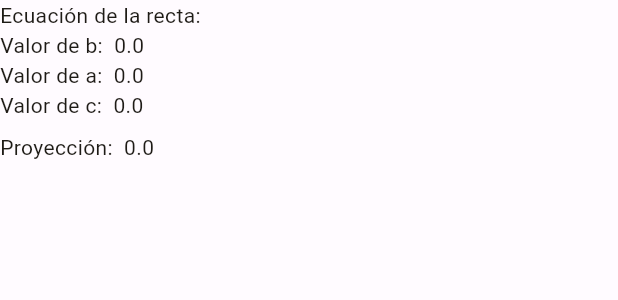
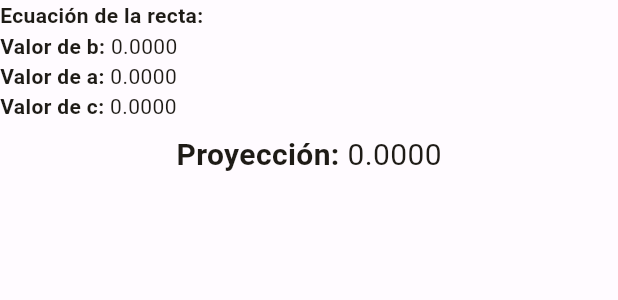
Before and after one commit to DataBase18/Estadistica-II-PF, a Flutter app: the ResultData widget shown alone on an empty page, opened directly with empty values, on a phone screen of 412 x 824 dp. Shown: the top 300 px of the screen. Run offline on Flutter 3.47's test engine with Material 3 defaults, Android fonts, the light colour scheme and no system bars; our stand-ins replace file_picker, fl_chart, flutter_svg, lottie, sqflite; missing offline and left inert: awesome_icons, dart:ffi, excel; accounts and stored records are empty.

Commit message:
Se agrega un nuevo diseño de la poryectoccion y se agrega el calculo de R

```diff
--- a/lib/GlobalConstants.dart
+++ b/lib/GlobalConstants.dart
@@ -14,6 +14,15 @@ class GlobalConstants {
   static String addValueTextButton = "Agregar";
   static String invalidValueError ="Debes de ingresar un dato";
 
+  static String perfectNegativeCorrelation ="Correlación negativa perfecta";
+  static String perfectPositiveCorrelation ="Correlación positiva perfecta";
+  static String intenseNegativeCorrelation ="Correlación negativa intensa";
+  static String intensePositiveCorrelation ="Correlación positiva intensa";
+  static String mediumNegativeCorrelation ="Correlación negativa media";
+  static String mediumPositiveCorrelation ="Correlación positiva media";
+  static String weakNegativeCorrelation ="Correlación negativa debil";
+  static String weakPositiveCorrelation ="Correlación positiva debil";
+  static String zeroCorrelation ="Correlación cero";
 
   static List<List<double>> normalTable = [
     [-1, 0, 0.01,0.02,0.03,0.04,0.05,0.06,0.07,0.08,0.09],
--- a/lib/screens/statistics/MMC/data/MMCConstants.dart
+++ b/lib/screens/statistics/MMC/data/MMCConstants.dart
@@ -25,4 +25,5 @@ class MMCConstants{
   static String cResultText="Valor de c: ";
 
   static String fileToProcess="Archivo a procesar";
+  static String typeCorrelationText ="Tipo de correlación: ";
 }
--- a/lib/screens/statistics/MMC/ui/MMCEvent.dart
+++ b/lib/screens/statistics/MMC/ui/MMCEvent.dart
@@ -25,6 +25,8 @@ class SetDataResults extends ViewEvent {
   String yEquation;
   List<LineChartBarData> points;
   List<FlSpot> pointsToDrawRect;
+  String typeCorrelation ;
+  double r ;
   SetDataResults(this.data, {
     required this.b,
     required this.a,
@@ -32,7 +34,9 @@ class SetDataResults extends ViewEvent {
     required this.y,
     required this.yEquation,
     required this.points,
-    required this.pointsToDrawRect
+    required this.pointsToDrawRect,
+    required this.r,
+    required this.typeCorrelation
   }):super("SetDataResults");
 }
 
--- a/lib/screens/statistics/MMC/ui/MMCState.dart
+++ b/lib/screens/statistics/MMC/ui/MMCState.dart
@@ -18,4 +18,6 @@ class MMCState {
   String equation = "";
   List<LineChartBarData> points = [];
   List<FlSpot> pointsToLine=[];
+  String typeCorrelation = "";
+  double r  =0;
  }
--- a/lib/screens/statistics/MMC/ui/MMCWidgets.dart
+++ b/lib/screens/statistics/MMC/ui/MMCWidgets.dart
@@ -46,12 +46,55 @@ class ResultData extends StatelessWidget {
     return Column(
       crossAxisAlignment: CrossAxisAlignment.start,
       children: [
-        Text("${MMCConstants.equationResultText} ${state.equation}"),
-        Text("${MMCConstants.bResultText} ${state.b}"),
-        Text("${MMCConstants.aResultText} ${state.a}"),
-        Text("${MMCConstants.cResultText} ${state.c}"),
+        Wrap(
+          children: [
+            Text(MMCConstants.equationResultText, style: const TextStyle(
+              fontWeight: FontWeight.bold
+            ),),
+            Text(state.equation),
+          ],
+        ),
+        Wrap(
+          children: [
+            Text(MMCConstants.bResultText, style: const TextStyle(
+              fontWeight: FontWeight.bold
+            ),),
+            Text(state.b.toStringAsFixed(4)),
+          ],
+        ),
+        Wrap(
+          children: [
+            Text(MMCConstants.aResultText, style: const TextStyle(
+                fontWeight: FontWeight.bold
+            ),),
+            Text(state.a.toStringAsFixed(4)),
+          ],
+        ),
+        Wrap(
+          children: [
+            Text(MMCConstants.cResultText, style: const TextStyle(
+                fontWeight: FontWeight.bold
+            ),),
+            Text(state.c.toStringAsFixed(4)),
+          ],
+        ),
         SizedBox(height: height*0.01,),
-        Text("${MMCConstants.yResultText} ${state.y}"),
+        Align(
+          alignment: Alignment.center,
+          child: Wrap(
+            children: [
+              Text(MMCConstants.yResultText, style: const TextStyle(
+                  fontWeight: FontWeight.bold,
+                fontSize: 20
+              ),),
+              Text(state.y.toStringAsFixed(4), style: const TextStyle(
+                fontSize: 20
+              ),),
+            ],
+          ),
+        ),
+        SizedBox(height: height*0.01,),
+
       ],
     );
   }
@@ -101,3 +144,67 @@ class ScatterPlot extends StatelessWidget {
     );
   }
 }
+
+
+class TypeCorrelationGraph extends StatelessWidget {
+  const TypeCorrelationGraph({super.key, required this.state, required this.viewModel});
+  final MMCState state;
+  final MMCViewModel viewModel;
+  @override
+  Widget build(BuildContext context) {
+    final height = MediaQuery.of(context).size.height;
+    final width = MediaQuery.of(context).size.width;
+    return Column(
+      crossAxisAlignment: CrossAxisAlignment.start,
+      children: [
+        Wrap(
+          children: [
+            Text(MMCConstants.typeCorrelationText, style: const TextStyle(
+                fontWeight: FontWeight.bold
+            ),),
+            Text("${state.typeCorrelation} (${state.r.toStringAsFixed(2)})"),
+          ],
+        ),
+        SizedBox(height: height*0.04,),
+        SizedBox(
+            height: height*0.1,
+            width: width*0.9,
+            child: LineChart(
+              LineChartData(
+                borderData: FlBorderData(show: false),
+                titlesData: const FlTitlesData(
+                  topTitles: AxisTitles(
+                      sideTitles: SideTitles(
+                          showTitles: false
+                      )
+                  ),
+                  rightTitles: AxisTitles(
+                      sideTitles: SideTitles(
+                          showTitles: false
+                      )
+                  ),
+                ),
+                lineBarsData: [
+                  LineChartBarData(
+                      spots: [
+                        const FlSpot(-1,0),
+                        const FlSpot(1,0),
+                      ],
+                      barWidth: 1.5 ,
+                      color: Theme.of(context).colorScheme.primary
+                  ),
+                  LineChartBarData(
+                      spots: [
+                        FlSpot(state.r,0),
+                        FlSpot(state.r,1),
+                      ],
+                      barWidth: 1.5 ,
+                  ),
+                ]
+              )
+            )
+        )
+      ],
+    );
+  }
+}
```
Also changed, not shown: lib/GlobalMetods.dart (+22 -0 lines), lib/screens/statistics/MMC/ui/MMCScreen.dart (+6 -2 lines), lib/screens/statistics/MMC/ui/MMCViewModel.dart (+16 -3 lines).
